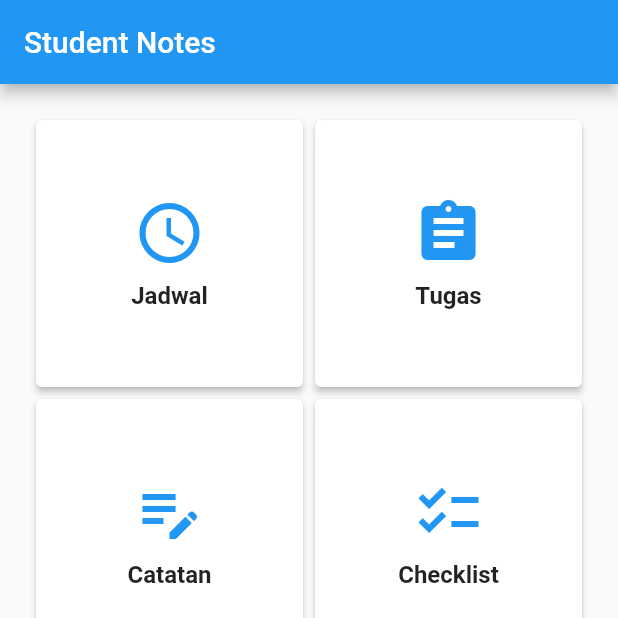
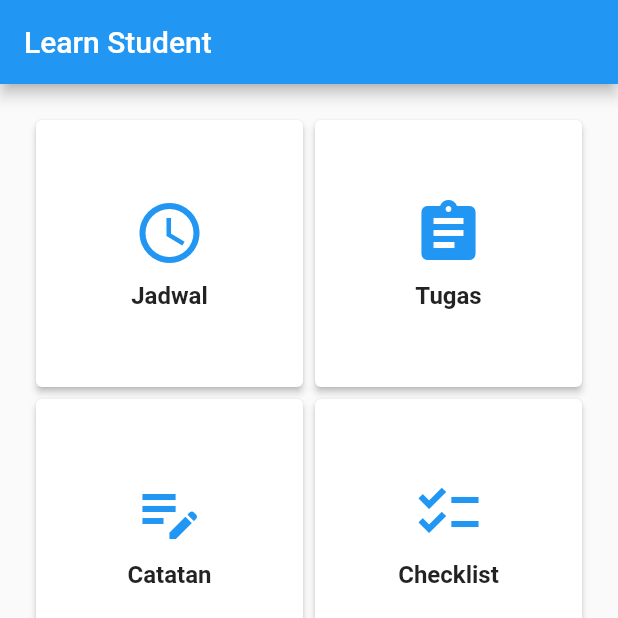
Before and after one commit to gugumrg/Student_notes, a Flutter app: the screen it shows after launch, on a phone screen of 412 x 824 dp, the top half of it. Run offline on Flutter 3.47's test engine with Material 2 defaults, Android fonts, the light colour scheme and no system bars; our stand-ins replace flutter_local_notifications, shared_preferences, timezone.

Commit message:
Update Minur

```diff
--- a/lib/beranda.dart
+++ b/lib/beranda.dart
@@ -17,7 +17,7 @@ class HomeScreen extends StatelessWidget {
       ),
       home: Scaffold(
         appBar: AppBar(
-          title: const Text('Student Notes'),
+          title: const Text('Learn Student'),
         ),
         body: GridView.count(
           crossAxisCount: 2,
```
Also changed, not shown: lib/TugasPage.dart (+15 -3 lines).
